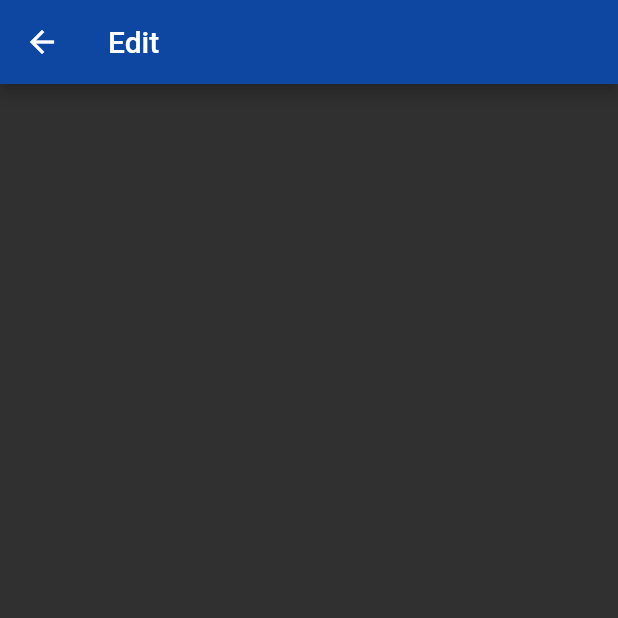
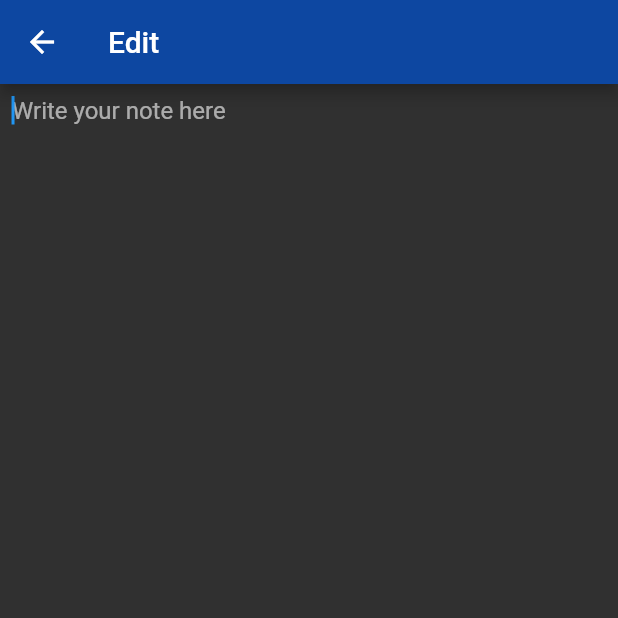
Before and after one commit to Nikolay-Ra/librenotes-mobile, a Flutter app: the EditNoteScreen screen opened by its route, on a phone screen of 412 x 824 dp, the top half of it. Run offline on Flutter 3.47's test engine with Material 2 defaults, Android fonts, the phone set to English and light mode, and no system bars.

Commit message:
add text field to edit note screen

```diff
--- a/lib/screens/edit_note_screen.dart
+++ b/lib/screens/edit_note_screen.dart
@@ -1,4 +1,6 @@
 import 'package:flutter/material.dart';
+import 'package:flutter/scheduler.dart';
+import 'package:librenotes/models/note.dart';
 
 class EditNoteScreen extends StatefulWidget {
   @override
@@ -6,12 +8,43 @@ class EditNoteScreen extends StatefulWidget {
 }
 
 class _NotesScreenState extends State<EditNoteScreen> {
+  Note note;
+
+  final noteTextController = TextEditingController();
+
+  @override
+  void initState() {
+    super.initState();
+
+    SchedulerBinding.instance.addPostFrameCallback((_) {
+      note = ModalRoute.of(context).settings.arguments;
+      noteTextController.text = note.text;
+    });
+  }
+
   @override
   Widget build(BuildContext context) {
     return Scaffold(
       appBar: AppBar(
         title: Text('Edit'),
       ),
+      body: Column(
+        children: <Widget>[
+          Expanded(
+            child: TextField(
+              autofocus: true,
+              expands: true,
+              maxLines: null,
+              controller: noteTextController,
+              decoration: new InputDecoration(
+                contentPadding: EdgeInsets.all(8),
+                border: InputBorder.none,
+                hintText: 'Write your note here',
+              ),
+            ),
+          ),
+        ],
+      ),
     );
   }
 }
```
